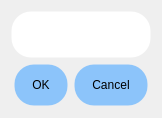
First picture: the form in delete_dialog.ui, repository vedaka1/Database-console, before the edit.
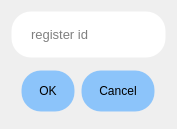
Second picture: the form after the edit. Icons and pictures are not drawn.

```diff
--- a/delete_dialog.ui
+++ b/delete_dialog.ui
@@ -6,8 +6,8 @@
    <rect>
     <x>0</x>
     <y>0</y>
-    <width>162</width>
-    <height>118</height>
+    <width>177</width>
+    <height>129</height>
    </rect>
   </property>
   <property name="sizePolicy">
@@ -73,6 +73,9 @@
 }
 </string>
        </property>
+       <property name="placeholderText">
+        <string>register id</string>
+       </property>
       </widget>
      </item>
      <item alignment="Qt::AlignHCenter|Qt::AlignVCenter">
```
